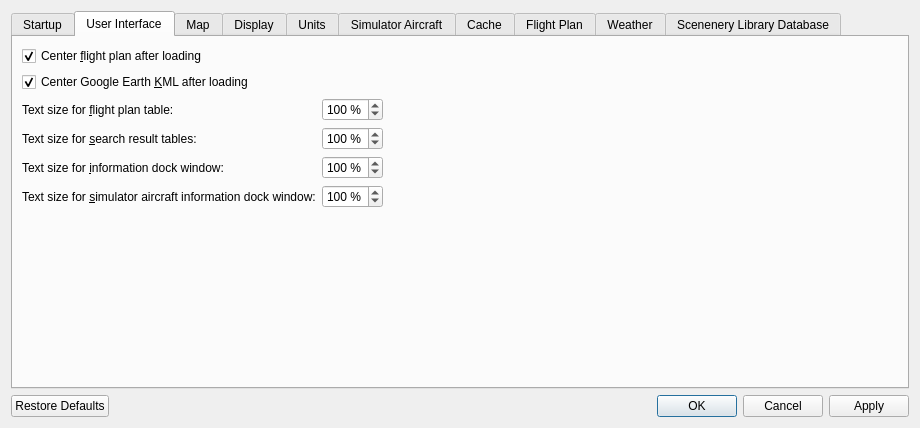
First picture: the form in src/options/options.ui, repository albar965/littlenavmap, before the edit.
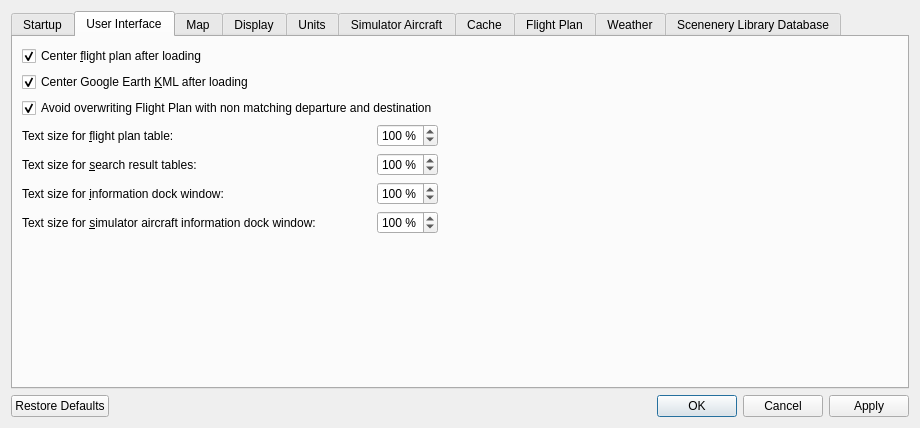
Second picture: the form after the edit. The open tabs and pages were chosen to show the change.

Commit message: Added option to avoid accidental overwriting the flight plan with the wrong departure and destination.

```diff
--- a/src/options/options.ui
+++ b/src/options/options.ui
@@ -296,6 +296,20 @@
          </property>
         </spacer>
        </item>
+       <item row="2" column="0" colspan="3">
+        <widget class="QCheckBox" name="checkBoxOptionsGuiAvoidOverwrite">
+         <property name="toolTip">
+          <string>Check this option to avoid overwriting flight plans with a new departure or destination after changing these. 
+The &quot;Save as&quot; dialog will show up instead of overwriting the current flight plan when you reverse the route for example.</string>
+         </property>
+         <property name="text">
+          <string>Avoid overwriting Flight Plan with non matching departure and destination</string>
+         </property>
+         <property name="checked">
+          <bool>true</bool>
+         </property>
+        </widget>
+       </item>
       </layout>
      </widget>
      <widget class="QWidget" name="tabOptionsMap">
```
Left out of the diff: 2 changed lines with no effect on the pictures. The commit also changes 5 other files.
